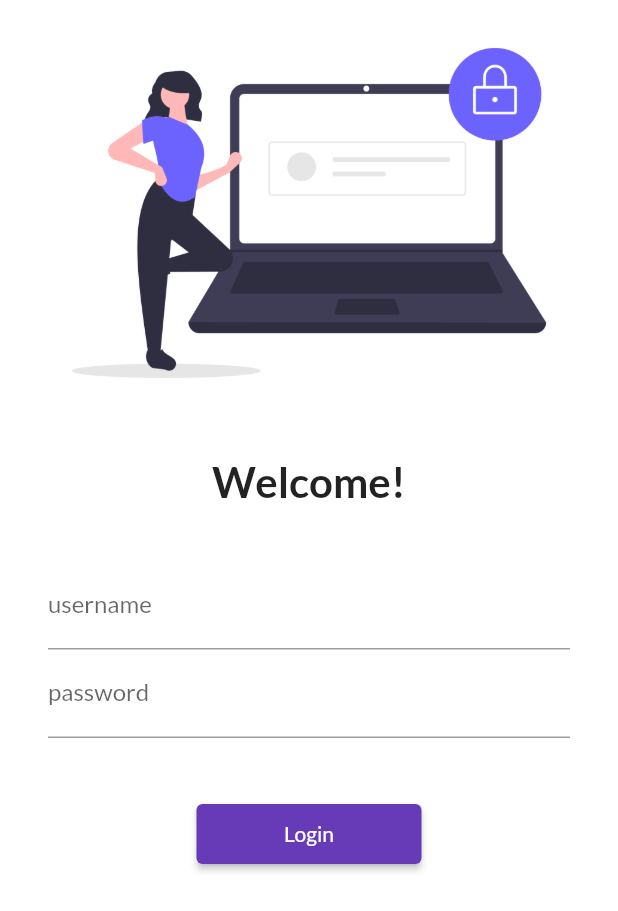
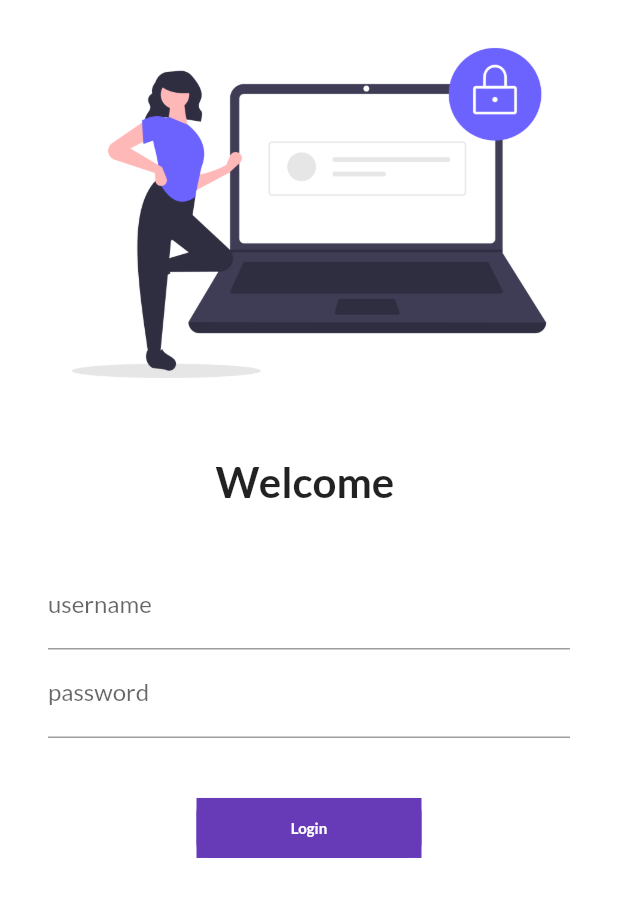
Before and after one commit to patilk2002/Flutter, a Flutter app: the screen it shows after launch, on a phone screen of 412 x 824 dp. Shown: the top 911 px of the screen. Run offline on Flutter 3.47's test engine with Material 2 defaults, Android fonts, the phone set to English and light mode, and no system bars; our stand-ins replace google_fonts.

Commit message:
Day5 completed

```diff
--- a/lib/pages/loginpage.dart
+++ b/lib/pages/loginpage.dart
@@ -1,8 +1,15 @@
 import 'package:flutter/material.dart';
 import 'package:todo/utils/routes.dart';
 
-class LoginPage extends StatelessWidget {
+class LoginPage extends StatefulWidget {
   const LoginPage({Key? key}) : super(key: key);
+
+  @override
+  State<LoginPage> createState() => _LoginPageState();
+}
+
+class _LoginPageState extends State<LoginPage> {
+  String name = "";
 
   @override
   Widget build(BuildContext context) {
@@ -18,8 +25,8 @@ class LoginPage extends StatelessWidget {
             const SizedBox(
               height: 20.0,
             ),
-            const Text(
-              "Welcome!",
+            Text(
+              "Welcome $name",
               style: TextStyle(fontSize: 28, fontWeight: FontWeight.bold),
             ),
             const SizedBox(
@@ -35,6 +42,10 @@ class LoginPage extends StatelessWidget {
                       hintText: "Enter username",
                       labelText: "username",
                     ),
+                    onChanged: (value) {
+                      name = value;
+                      setState(() {});
+                    },
                   ),
                   TextFormField(
                     obscureText: true,
@@ -46,14 +57,38 @@ class LoginPage extends StatelessWidget {
                   const SizedBox(
                     height: 40.0,
                   ),
-                  ElevatedButton(
-                    onPressed: () {
-                      print("Kiran");
+
+                  InkWell(
+                    onTap: () {
                       Navigator.pushNamed(context, MyRoutes.HomeRoute);
                     },
-                    child: Text("Login"),
-                    style: TextButton.styleFrom(minimumSize: Size(150, 40)),
-                  )
+                    child: Container(
+                      width: 150,
+                      height: 40,
+                      color: Colors.deepPurple,
+                      alignment: Alignment.center,
+                      child: const Text(
+                        "Login",
+                        style: TextStyle(
+                          color: Colors.white,
+                          fontWeight: FontWeight.bold,
+                          fontSize: 10,
+                        ),
+                      ),
+                      decoration: BoxDecoration(
+                        color: Colors.deepPurple,
+                        borderRadius: BorderRadius.circular(10),
+                      ),
+                    ),
+                  ),
+                  // ElevatedButton(
+                  //   onPressed: () {
+                  //     print("Kiran");
+                  //     Navigator.pushNamed(context, MyRoutes.HomeRoute);
+                  //   },
+                  //   child: Text("Login"),
+                  //   style: TextButton.styleFrom(minimumSize: Size(150, 40)),
+                  // )
                 ],
               ),
             ),
```
